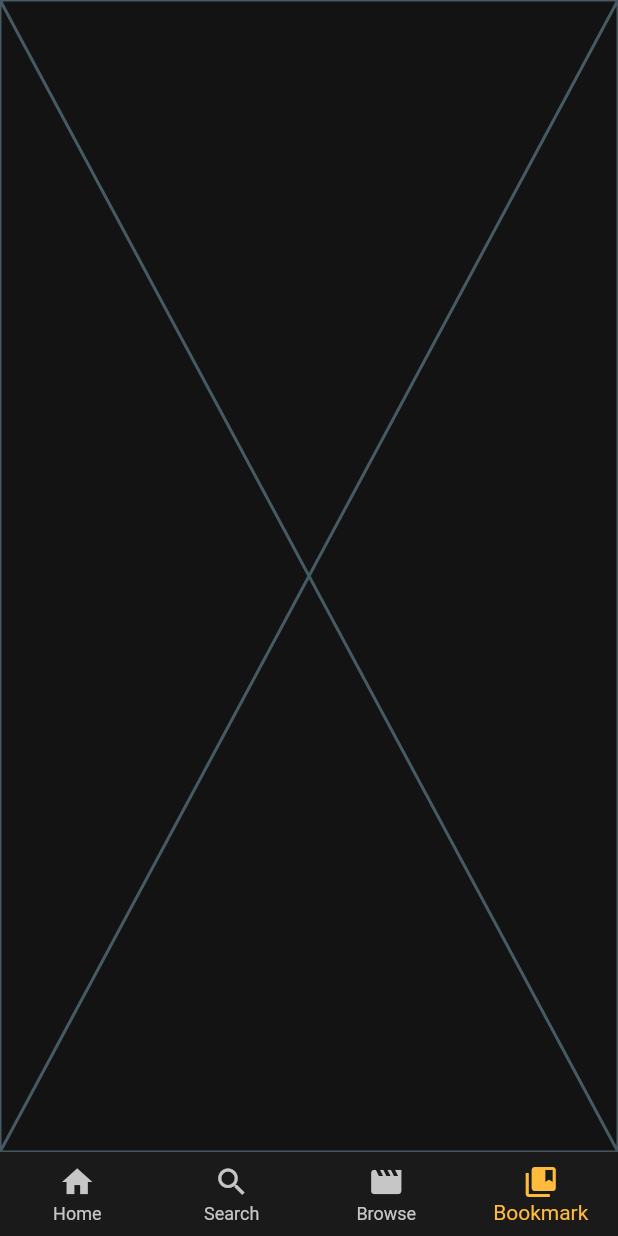
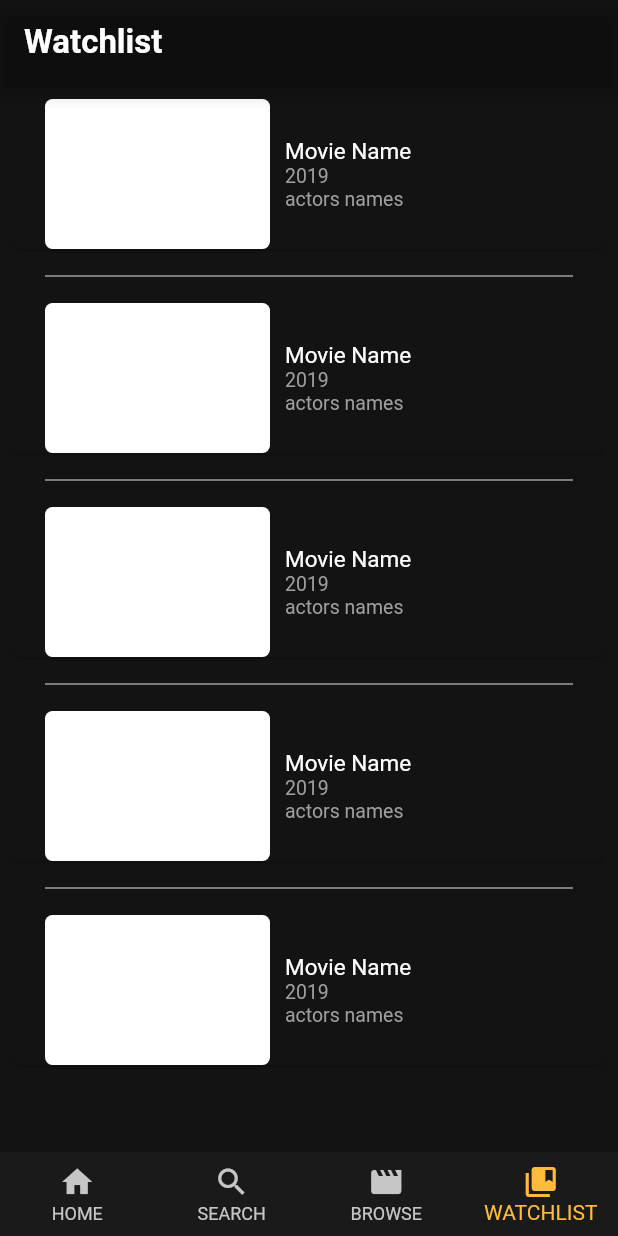
Before and after one commit to renadhaitham/movies_app, a Flutter app: the screen it shows after launch, item 4 of the bottom bar chosen, on a phone screen of 412 x 824 dp. Run offline on Flutter 3.47's test engine with Material 2 defaults, Android fonts, the phone set to English and light mode, and no system bars.

Commit message:
update watchlist screen

```diff
--- a/lib/layout/home_layout.dart
+++ b/lib/layout/home_layout.dart
@@ -28,10 +28,10 @@ class _HomeLayoutState extends State<HomeLayout> {
           setState(() {});
         },
         items: [
-          BottomNavigationBarItem(icon: Icon(Icons.home), label: "Home"),
-          BottomNavigationBarItem(icon: Icon(Icons.search), label: "Search"),
-          BottomNavigationBarItem(icon: Icon(Icons.movie), label: "Browse"),
-          BottomNavigationBarItem(icon: Icon(Icons.collections_bookmark), label: "Bookmark"),
+          BottomNavigationBarItem(icon: Icon(Icons.home), label: "HOME"),
+          BottomNavigationBarItem(icon: Icon(Icons.search), label: "SEARCH"),
+          BottomNavigationBarItem(icon: Icon(Icons.movie), label: "BROWSE"),
+          BottomNavigationBarItem(icon: Icon(Icons.collections_bookmark), label: "WATCHLIST"),
         ],
         selectedItemColor: selected,
         unselectedItemColor: unselected,
--- /dev/null
+++ b/lib/layout/movie_card.dart
@@ -0,0 +1,37 @@
+import 'package:flutter/material.dart';
+
+import '../shared/styles/colors.dart';
+
+class MovieCard extends StatelessWidget {
+  const MovieCard({super.key});
+
+  @override
+  Widget build(BuildContext context) {
+    return Card(
+      color: screen,
+      margin: EdgeInsets.all(10),
+      child: Row(
+        children: [
+          Container(margin: EdgeInsets.only(left: 20),
+            width: 150,
+            height: 100,
+            decoration: BoxDecoration(
+                color: Colors.white,
+                borderRadius: BorderRadius.all(Radius.circular(5))
+            ),),
+          Padding(
+            padding: const EdgeInsets.only(left: 10),
+            child: Column(
+              crossAxisAlignment: CrossAxisAlignment.start,
+              children: [
+                Text("Movie Name",style: TextStyle(color: Colors.white,fontSize: 15)),
+                Text("2019",style: TextStyle(color: Colors.grey,fontSize: 13)),
+                Text("actors names",style: TextStyle(color: Colors.grey,fontSize: 13)),
+              ],
+            ),
+          )
+        ],
+      ),
+    );
+  }
+}
--- a/lib/screens/watchlist_screen.dart
+++ b/lib/screens/watchlist_screen.dart
@@ -1,10 +1,37 @@
 import 'package:flutter/material.dart';
+import 'package:movies_app/layout/movie_card.dart';
+
+import '../shared/styles/colors.dart';
 
 class WatchlistScreen extends StatelessWidget {
   const WatchlistScreen({super.key});
 
   @override
   Widget build(BuildContext context) {
-    return const Placeholder();
+    return Scaffold(
+      backgroundColor: screen,
+      appBar: AppBar(
+        backgroundColor: Colors.transparent,
+        title: Text("Watchlist",style: TextStyle(fontSize: 22,fontWeight: FontWeight.bold)),
+      ),
+      body: Column(
+        children: [
+          Expanded(
+            child: ListView.separated(
+                itemBuilder: (context, index) {
+                  return MovieCard();
+            },
+                separatorBuilder: (context, index) {
+                  return Divider(
+                    thickness: 1,
+                    color: Colors.grey,
+                    indent: 30,
+                    endIndent: 30,
+                  );
+                }, itemCount: 5),
+          )
+        ],
+      ),
+    );
   }
 }
```
